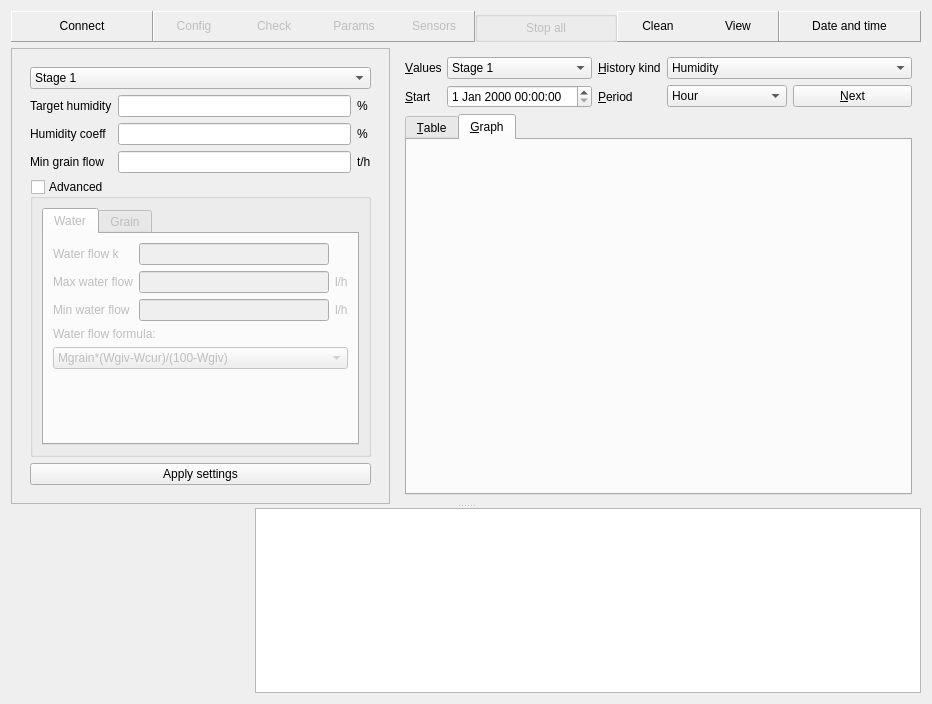
The window that gui/mainwindow.ui (Shmuma/grain-watering) describes before a commit, drawn with Qt 5.
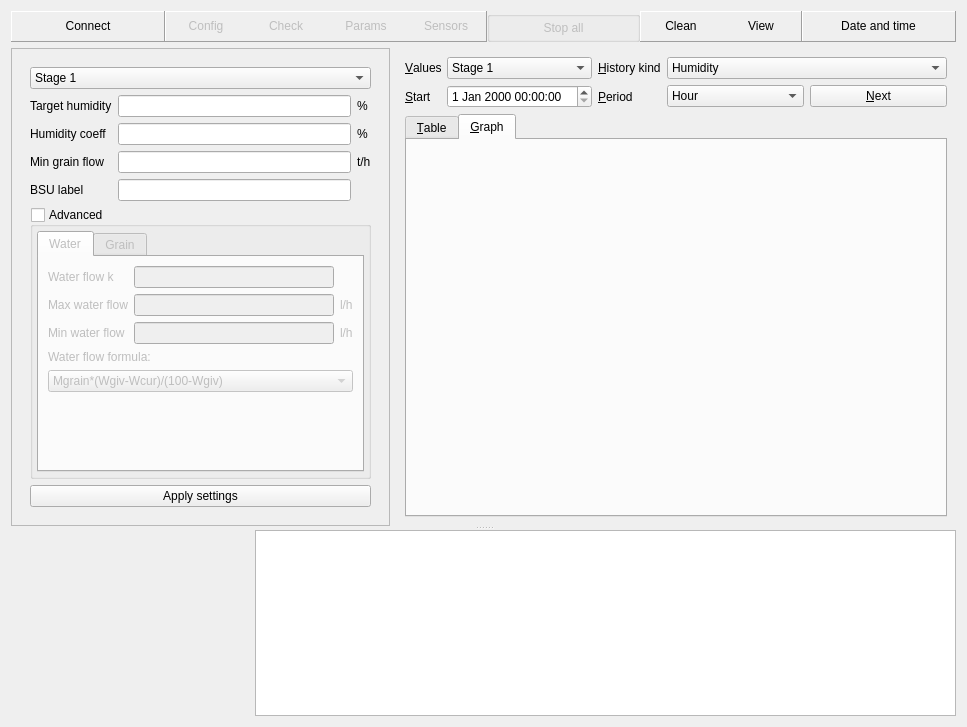
The same window after the commit. The open tabs and pages were chosen to show the change. Custom widgets are drawn as their Qt base class.

Commit message: 1. Setting (ustavka) are now saved in archive. 2. BSU have label which can be changed via parameters.

Patch:
```diff
--- a/gui/mainwindow.ui
+++ b/gui/mainwindow.ui
@@ -6,8 +6,8 @@
    <rect>
     <x>0</x>
     <y>0</y>
-    <width>932</width>
-    <height>704</height>
+    <width>967</width>
+    <height>727</height>
    </rect>
   </property>
   <property name="windowTitle" >
@@ -682,6 +682,16 @@
                   </property>
                  </widget>
                 </item>
+                <item row="3" column="0" >
+                 <widget class="QLabel" name="label_20" >
+                  <property name="text" >
+                   <string>BSU label</string>
+                  </property>
+                 </widget>
+                </item>
+                <item row="3" column="1" >
+                 <widget class="QLineEdit" name="bsuLabelEdit" />
+                </item>
                </layout>
               </item>
               <item>
@@ -696,6 +706,18 @@
                  <bool>false</bool>
                 </property>
                 <layout class="QVBoxLayout" >
+                 <property name="leftMargin" >
+                  <number>4</number>
+                 </property>
+                 <property name="topMargin" >
+                  <number>4</number>
+                 </property>
+                 <property name="rightMargin" >
+                  <number>4</number>
+                 </property>
+                 <property name="bottomMargin" >
+                  <number>4</number>
+                 </property>
                  <item>
                   <widget class="QTabWidget" name="tabWidget" >
                    <property name="currentIndex" >
```
Left out of the diff: 2 changed lines with no effect on the pictures. The commit also changes 9 other files.
